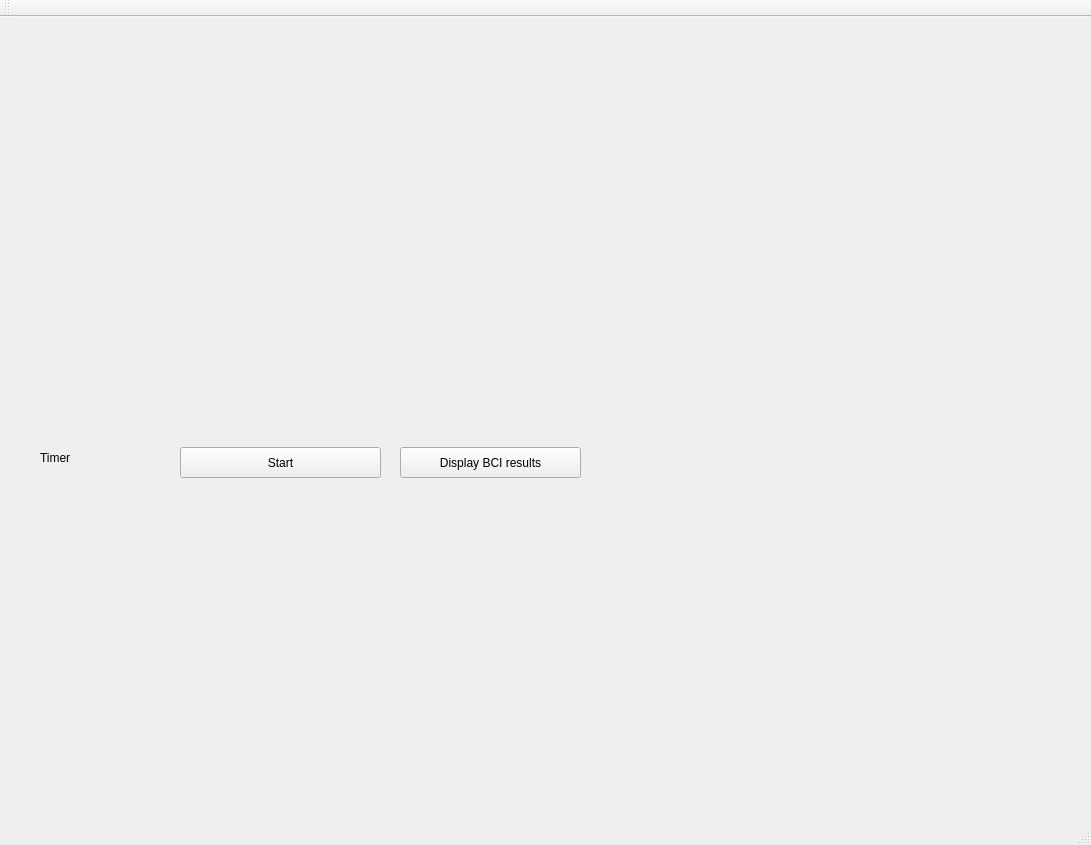
First picture: the form in testOpenCV/mainwindow.ui, repository okostyukova/proj_face_rec, before the edit.
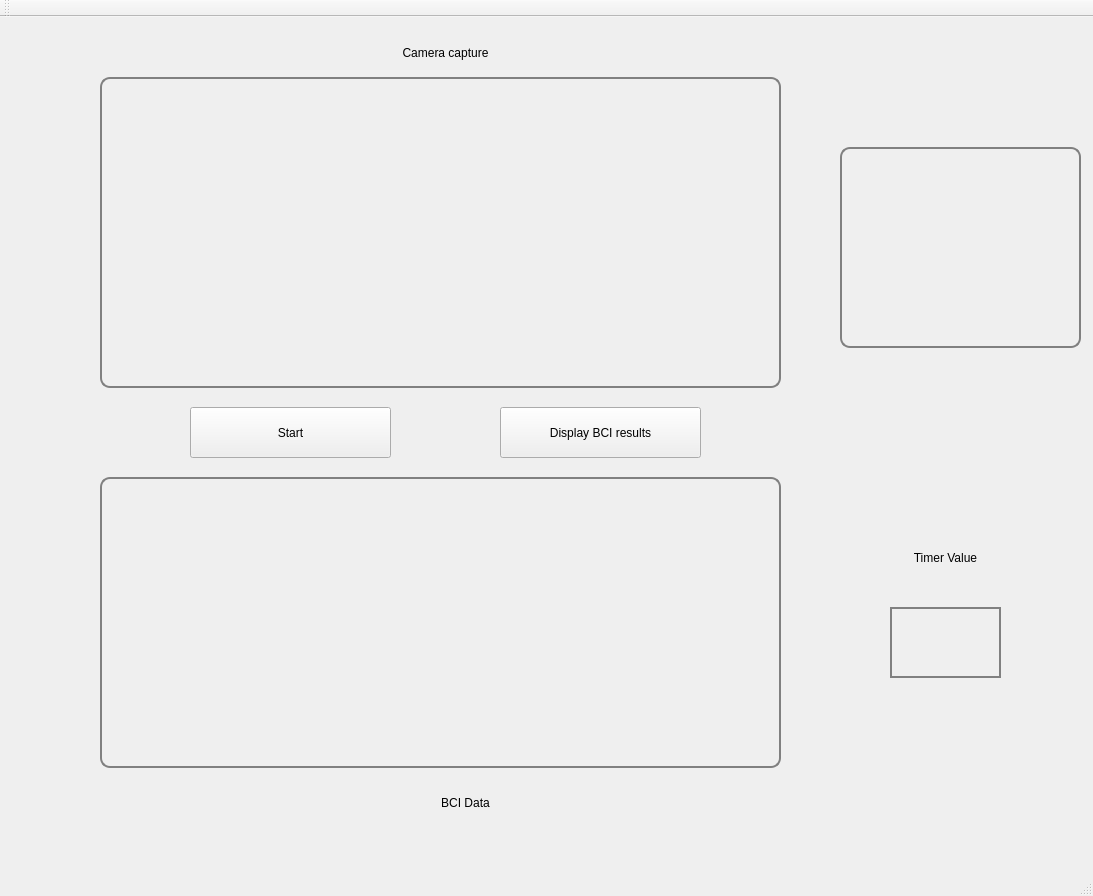
Second picture: the form after the edit. Icons and pictures are not drawn. Custom widgets are drawn as their Qt base class.

What changed in the file:
```diff
--- a/testOpenCV/mainwindow.ui
+++ b/testOpenCV/mainwindow.ui
@@ -6,8 +6,8 @@
    <rect>
     <x>0</x>
     <y>0</y>
-    <width>1091</width>
-    <height>845</height>
+    <width>1093</width>
+    <height>896</height>
    </rect>
   </property>
   <property name="windowTitle">
@@ -17,12 +17,15 @@
    <widget class="QPushButton" name="startButton">
     <property name="geometry">
      <rect>
-      <x>180</x>
-      <y>430</y>
+      <x>190</x>
+      <y>390</y>
       <width>201</width>
-      <height>31</height>
+      <height>51</height>
      </rect>
     </property>
+    <property name="styleSheet">
+     <string notr="true">font: 75 12pt &quot;Times New Roman&quot;;</string>
+    </property>
     <property name="text">
      <string>Start</string>
     </property>
@@ -30,64 +33,106 @@
    <widget class="QLabel" name="face">
     <property name="geometry">
      <rect>
-      <x>760</x>
-      <y>380</y>
+      <x>840</x>
+      <y>130</y>
       <width>241</width>
       <height>201</height>
      </rect>
     </property>
+    <property name="styleSheet">
+     <string notr="true">border-color: rgb(0, 0, 127);
+border: 2px solid gray;
+border-radius: 10px;</string>
+    </property>
     <property name="text">
      <string/>
     </property>
+    <property name="scaledContents">
+     <bool>false</bool>
+    </property>
+    <property name="alignment">
+     <set>Qt::AlignCenter</set>
+    </property>
    </widget>
    <widget class="QLabel" name="label">
     <property name="geometry">
      <rect>
-      <x>80</x>
+      <x>100</x>
       <y>60</y>
-      <width>761</width>
+      <width>681</width>
       <height>311</height>
      </rect>
     </property>
+    <property name="sizePolicy">
+     <sizepolicy hsizetype="Preferred" vsizetype="Preferred">
+      <horstretch>0</horstretch>
+      <verstretch>0</verstretch>
+     </sizepolicy>
+    </property>
+    <property name="styleSheet">
+     <string notr="true">border-color: rgb(0, 0, 127);
+border: 2px solid gray;
+border-radius: 10px;</string>
+    </property>
     <property name="text">
      <string/>
     </property>
+    <property name="alignment">
+     <set>Qt::AlignCenter</set>
+    </property>
    </widget>
    <widget class="QLabel" name="debug">
     <property name="geometry">
      <rect>
-      <x>610</x>
-      <y>410</y>
-      <width>131</width>
-      <height>71</height>
+      <x>850</x>
+      <y>60</y>
+      <width>221</width>
+      <height>41</height>
      </rect>
     </property>
+    <property name="styleSheet">
+     <string notr="true">font: 75 16pt &quot;Times New Roman&quot;;</string>
+    </property>
     <property name="text">
      <string/>
     </property>
+    <property name="alignment">
+     <set>Qt::AlignCenter</set>
+    </property>
    </widget>
    <widget class="QLabel" name="Timer">
     <property name="geometry">
      <rect>
-      <x>40</x>
-      <y>420</y>
-      <width>81</width>
-      <height>41</height>
+      <x>890</x>
+      <y>590</y>
+      <width>111</width>
+      <height>71</height>
      </rect>
     </property>
+    <property name="styleSheet">
+     <string notr="true">border-color: rgb(0, 0, 127);
+font: 18pt &quot;Times New Roman&quot;;
+border: 2px solid gray;</string>
+    </property>
     <property name="text">
-     <string>Timer</string>
+     <string/>
+    </property>
+    <property name="alignment">
+     <set>Qt::AlignCenter</set>
     </property>
    </widget>
    <widget class="QPushButton" name="displayButton">
     <property name="geometry">
      <rect>
-      <x>400</x>
-      <y>430</y>
-      <width>181</width>
-      <height>31</height>
+      <x>500</x>
+      <y>390</y>
+      <width>201</width>
+      <height>51</height>
      </rect>
     </property>
+    <property name="styleSheet">
+     <string notr="true">font: 75 12pt &quot;Times New Roman&quot;;</string>
+    </property>
     <property name="text">
      <string>Display BCI results</string>
     </property>
@@ -95,12 +140,75 @@
    <widget class="QCustomPlot" name="Graph" native="true">
     <property name="geometry">
      <rect>
-      <x>40</x>
-      <y>500</y>
+      <x>100</x>
+      <y>460</y>
       <width>681</width>
       <height>291</height>
      </rect>
     </property>
+    <property name="styleSheet">
+     <string notr="true">border-color: rgb(0, 0, 127);
+border: 2px solid gray;
+border-radius: 10px;
+font: 12pt &quot;Times New Roman&quot;;</string>
+    </property>
+   </widget>
+   <widget class="QLabel" name="label_2">
+    <property name="geometry">
+     <rect>
+      <x>260</x>
+      <y>20</y>
+      <width>371</width>
+      <height>31</height>
+     </rect>
+    </property>
+    <property name="styleSheet">
+     <string notr="true">font: 75 16pt &quot;Times New Roman&quot;;</string>
+    </property>
+    <property name="text">
+     <string>Camera capture</string>
+    </property>
+    <property name="alignment">
+     <set>Qt::AlignCenter</set>
+    </property>
+   </widget>
+   <widget class="QLabel" name="label_3">
+    <property name="geometry">
+     <rect>
+      <x>890</x>
+      <y>520</y>
+      <width>111</width>
+      <height>41</height>
+     </rect>
+    </property>
+    <property name="styleSheet">
+     <string notr="true">font: 75 16pt &quot;Times New Roman&quot;;</string>
+    </property>
+    <property name="text">
+     <string>Timer Value</string>
+    </property>
+    <property name="alignment">
+     <set>Qt::AlignCenter</set>
+    </property>
+   </widget>
+   <widget class="QLabel" name="label_4">
+    <property name="geometry">
+     <rect>
+      <x>260</x>
+      <y>760</y>
+      <width>411</width>
+      <height>51</height>
+     </rect>
+    </property>
+    <property name="styleSheet">
+     <string notr="true">font: 75 16pt &quot;Times New Roman&quot;;</string>
+    </property>
+    <property name="text">
+     <string>BCI Data</string>
+    </property>
+    <property name="alignment">
+     <set>Qt::AlignCenter</set>
+    </property>
    </widget>
   </widget>
   <widget class="QMenuBar" name="menuBar">
```
Left out of the diff: 8 changed lines with no effect on the pictures.
